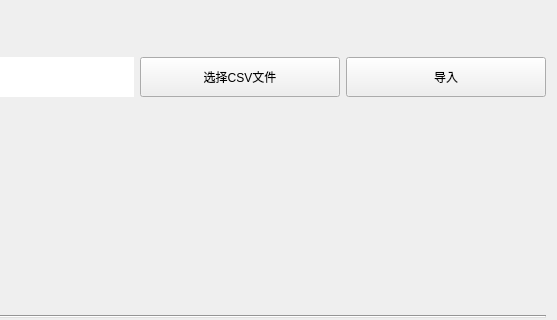
Above: src/EditBookForm.ui from zhiweij1/LibrarySystem before the change; both pictures show x 513 to 1070 and y 0 to 320 of the 1070 by 820 pixel window. Below: the same form after it.
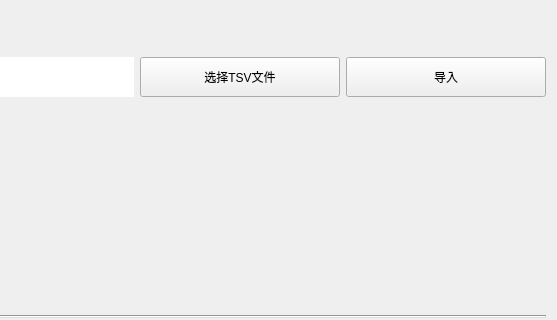
That is the form after the change.

```diff
--- a/src/EditBookForm.ui
+++ b/src/EditBookForm.ui
@@ -66,7 +66,7 @@
         </size>
        </property>
        <property name="text">
-        <string>选择CSV文件</string>
+        <string>选择TSV文件</string>
        </property>
       </widget>
      </item>
```
Left out of the diff: 2 changed lines with no effect on the pictures.
